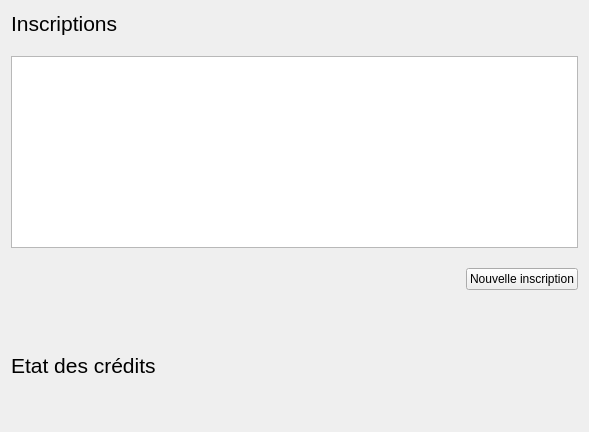
Before: the Qt Designer form Projet/gui/fendossier.ui in dtbinh/Projet_L021, drawn with Qt 5.
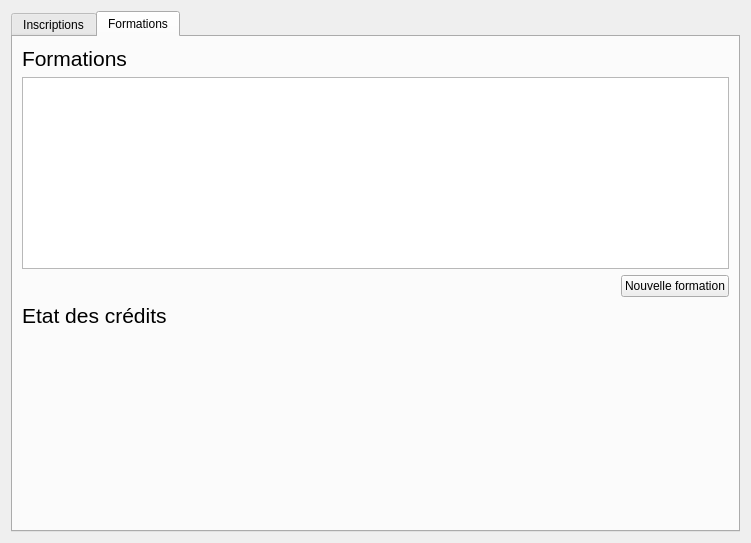
After: the same form once the commit is applied.

What changed in the file:
```diff
--- a/Projet/gui/fendossier.ui
+++ b/Projet/gui/fendossier.ui
@@ -6,17 +6,24 @@
    <rect>
     <x>0</x>
     <y>0</y>
-    <width>589</width>
-    <height>432</height>
+    <width>751</width>
+    <height>543</height>
    </rect>
   </property>
   <property name="windowTitle">
    <string>Form</string>
   </property>
-  <layout class="QVBoxLayout" name="verticalLayout_3">
-   <property name="spacing">
-    <number>20</number>
-   </property>
+  <layout class="QHBoxLayout" name="horizontalLayout">
+   <item>
+    <widget class="QTabWidget" name="tabWidget">
+     <property name="currentIndex">
+      <number>1</number>
+     </property>
+     <widget class="QWidget" name="tab">
+      <attribute name="title">
+       <string>Inscriptions</string>
+      </attribute>
+      <layout class="QVBoxLayout" name="verticalLayout_4">
    <item>
     <layout class="QVBoxLayout" name="verticalLayout_2">
      <item>
@@ -55,6 +62,9 @@
        <property name="selectionBehavior">
         <enum>QAbstractItemView::SelectRows</enum>
        </property>
+           <property name="sortingEnabled">
+            <bool>false</bool>
+           </property>
        <attribute name="verticalHeaderVisible">
         <bool>false</bool>
        </attribute>
@@ -70,9 +80,84 @@
     </layout>
    </item>
    <item>
+        <spacer name="verticalSpacer">
+         <property name="orientation">
+          <enum>Qt::Vertical</enum>
+         </property>
+         <property name="sizeHint" stdset="0">
+          <size>
+           <width>20</width>
+           <height>40</height>
+          </size>
+         </property>
+        </spacer>
+       </item>
+      </layout>
+     </widget>
+     <widget class="QWidget" name="tab_2">
+      <attribute name="title">
+       <string>Formations</string>
+      </attribute>
     <layout class="QVBoxLayout" name="verticalLayout">
      <item>
-      <widget class="QLabel" name="label">
+        <layout class="QVBoxLayout" name="verticalLayout_6">
+         <item>
+          <widget class="QLabel" name="label_6">
+           <property name="sizePolicy">
+            <sizepolicy hsizetype="Preferred" vsizetype="Maximum">
+             <horstretch>0</horstretch>
+             <verstretch>0</verstretch>
+            </sizepolicy>
+           </property>
+           <property name="styleSheet">
+            <string notr="true">font: 16pt;</string>
+           </property>
+           <property name="text">
+            <string>Formations</string>
+           </property>
+          </widget>
+         </item>
+         <item>
+          <widget class="QTableView" name="formations">
+           <property name="sizePolicy">
+            <sizepolicy hsizetype="Expanding" vsizetype="Maximum">
+             <horstretch>0</horstretch>
+             <verstretch>0</verstretch>
+            </sizepolicy>
+           </property>
+           <property name="editTriggers">
+            <set>QAbstractItemView::NoEditTriggers</set>
+           </property>
+           <property name="alternatingRowColors">
+            <bool>false</bool>
+           </property>
+           <property name="selectionMode">
+            <enum>QAbstractItemView::SingleSelection</enum>
+           </property>
+           <property name="selectionBehavior">
+            <enum>QAbstractItemView::SelectRows</enum>
+           </property>
+           <property name="sortingEnabled">
+            <bool>true</bool>
+           </property>
+           <attribute name="verticalHeaderVisible">
+            <bool>false</bool>
+           </attribute>
+          </widget>
+         </item>
+         <item alignment="Qt::AlignRight">
+          <widget class="QPushButton" name="ajouterFormation">
+           <property name="text">
+            <string>Nouvelle formation</string>
+           </property>
+          </widget>
+         </item>
+        </layout>
+       </item>
+       <item>
+        <layout class="QVBoxLayout" name="verticalLayout_3">
+         <item>
+          <widget class="QLabel" name="label_4">
        <property name="sizePolicy">
         <sizepolicy hsizetype="Preferred" vsizetype="Maximum">
          <horstretch>0</horstretch>
@@ -88,11 +173,17 @@
       </widget>
      </item>
      <item>
-      <layout class="QHBoxLayout" name="formations"/>
+          <widget class="QWidget" name="creditsFormations" native="true"/>
      </item>
     </layout>
    </item>
   </layout>
+     </widget>
+    </widget>
+   </item>
+  </layout>
+  <zorder></zorder>
+  <zorder>tabWidget</zorder>
  </widget>
  <resources/>
  <connections/>
```
Lines whose indentation alone changed are shown as unchanged.
